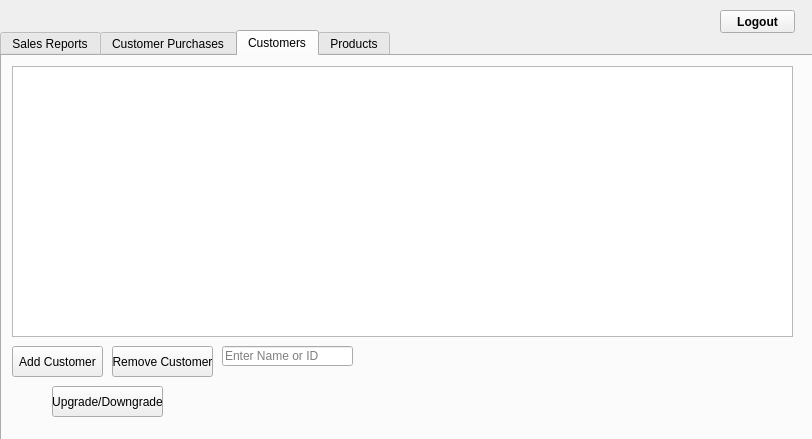
First picture: the form in adminpanel.ui, repository NickReardon/P2-Bulk-Club-Project, before the edit.
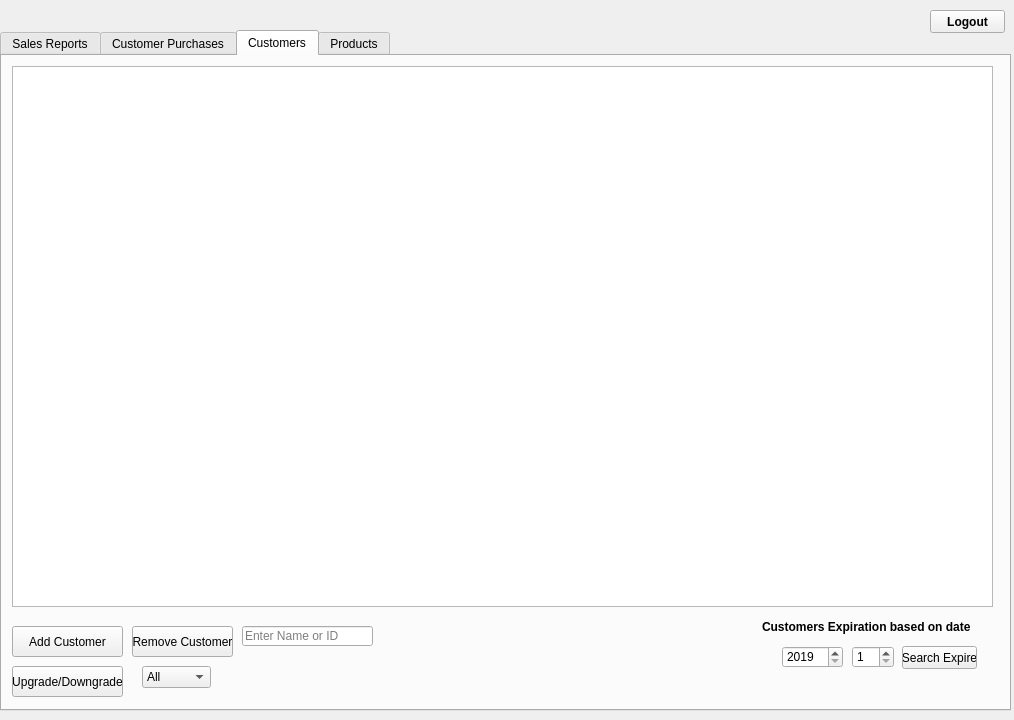
Second picture: the form after the edit. The open tabs and pages were chosen to show the change.

What changed in the file:
```diff
--- a/adminpanel.ui
+++ b/adminpanel.ui
@@ -6,8 +6,8 @@
    <rect>
     <x>0</x>
     <y>0</y>
-    <width>812</width>
-    <height>439</height>
+    <width>1014</width>
+    <height>720</height>
    </rect>
   </property>
   <property name="windowTitle">
@@ -18,8 +18,8 @@
     <rect>
      <x>0</x>
      <y>30</y>
-     <width>821</width>
-     <height>411</height>
+     <width>1011</width>
+     <height>681</height>
     </rect>
    </property>
    <property name="currentIndex">
@@ -424,8 +424,8 @@
       <rect>
        <x>10</x>
        <y>10</y>
-       <width>781</width>
-       <height>271</height>
+       <width>981</width>
+       <height>541</height>
       </rect>
      </property>
     </widget>
@@ -433,8 +433,8 @@
      <property name="geometry">
       <rect>
        <x>10</x>
-       <y>290</y>
-       <width>91</width>
+       <y>570</y>
+       <width>111</width>
        <height>31</height>
       </rect>
      </property>
@@ -445,8 +445,8 @@
     <widget class="QPushButton" name="removeCustomerButton">
      <property name="geometry">
       <rect>
-       <x>110</x>
-       <y>290</y>
+       <x>130</x>
+       <y>570</y>
        <width>101</width>
        <height>31</height>
       </rect>
@@ -458,8 +458,8 @@
     <widget class="QLineEdit" name="removeEdit">
      <property name="geometry">
       <rect>
-       <x>220</x>
-       <y>290</y>
+       <x>240</x>
+       <y>570</y>
        <width>131</width>
        <height>20</height>
       </rect>
@@ -471,8 +471,8 @@
     <widget class="QPushButton" name="upgradeCustomer">
      <property name="geometry">
       <rect>
-       <x>50</x>
-       <y>330</y>
+       <x>10</x>
+       <y>610</y>
        <width>111</width>
        <height>31</height>
       </rect>
@@ -481,6 +481,95 @@
       <string>Upgrade/Downgrade</string>
      </property>
     </widget>
+    <widget class="QPushButton" name="expireButton">
+     <property name="geometry">
+      <rect>
+       <x>900</x>
+       <y>590</y>
+       <width>75</width>
+       <height>23</height>
+      </rect>
+     </property>
+     <property name="text">
+      <string>Search Expire</string>
+     </property>
+    </widget>
+    <widget class="QSpinBox" name="monthBox">
+     <property name="geometry">
+      <rect>
+       <x>850</x>
+       <y>590</y>
+       <width>42</width>
+       <height>22</height>
+      </rect>
+     </property>
+     <property name="minimum">
+      <number>1</number>
+     </property>
+     <property name="maximum">
+      <number>12</number>
+     </property>
+    </widget>
+    <widget class="QSpinBox" name="yearBox">
+     <property name="geometry">
+      <rect>
+       <x>780</x>
+       <y>590</y>
+       <width>61</width>
+       <height>22</height>
+      </rect>
+     </property>
+     <property name="minimum">
+      <number>2019</number>
+     </property>
+     <property name="maximum">
+      <number>2050</number>
+     </property>
+    </widget>
+    <widget class="QLabel" name="label_11">
+     <property name="geometry">
+      <rect>
+       <x>760</x>
+       <y>560</y>
+       <width>211</width>
+       <height>21</height>
+      </rect>
+     </property>
+     <property name="font">
+      <font>
+       <weight>75</weight>
+       <bold>true</bold>
+      </font>
+     </property>
+     <property name="text">
+      <string>Customers Expiration based on date</string>
+     </property>
+    </widget>
+    <widget class="QComboBox" name="showBox">
+     <property name="geometry">
+      <rect>
+       <x>140</x>
+       <y>610</y>
+       <width>69</width>
+       <height>22</height>
+      </rect>
+     </property>
+     <item>
+      <property name="text">
+       <string>All</string>
+      </property>
+     </item>
+     <item>
+      <property name="text">
+       <string>Executive</string>
+      </property>
+     </item>
+     <item>
+      <property name="text">
+       <string>Regular</string>
+      </property>
+     </item>
+    </widget>
    </widget>
    <widget class="QWidget" name="tab_4">
     <attribute name="title">
@@ -569,7 +658,7 @@
   <widget class="QPushButton" name="logoutButton">
    <property name="geometry">
     <rect>
-     <x>720</x>
+     <x>930</x>
      <y>10</y>
      <width>75</width>
      <height>23</height>
```
Left out of the diff: 206 changed lines with no effect on the pictures.
